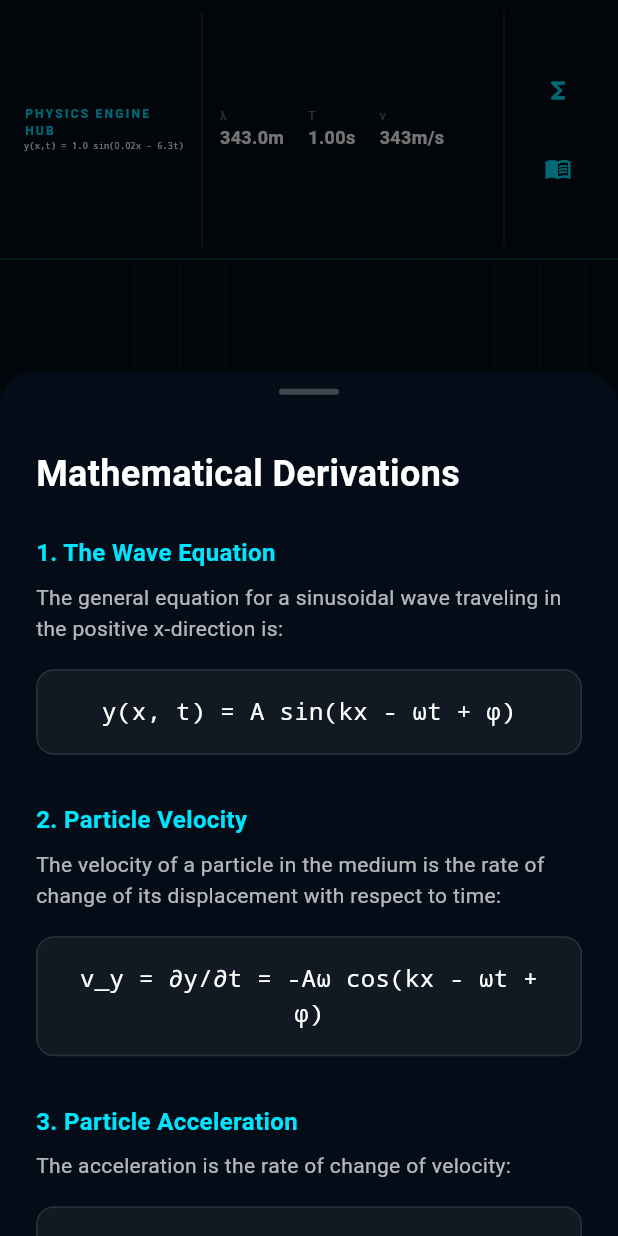
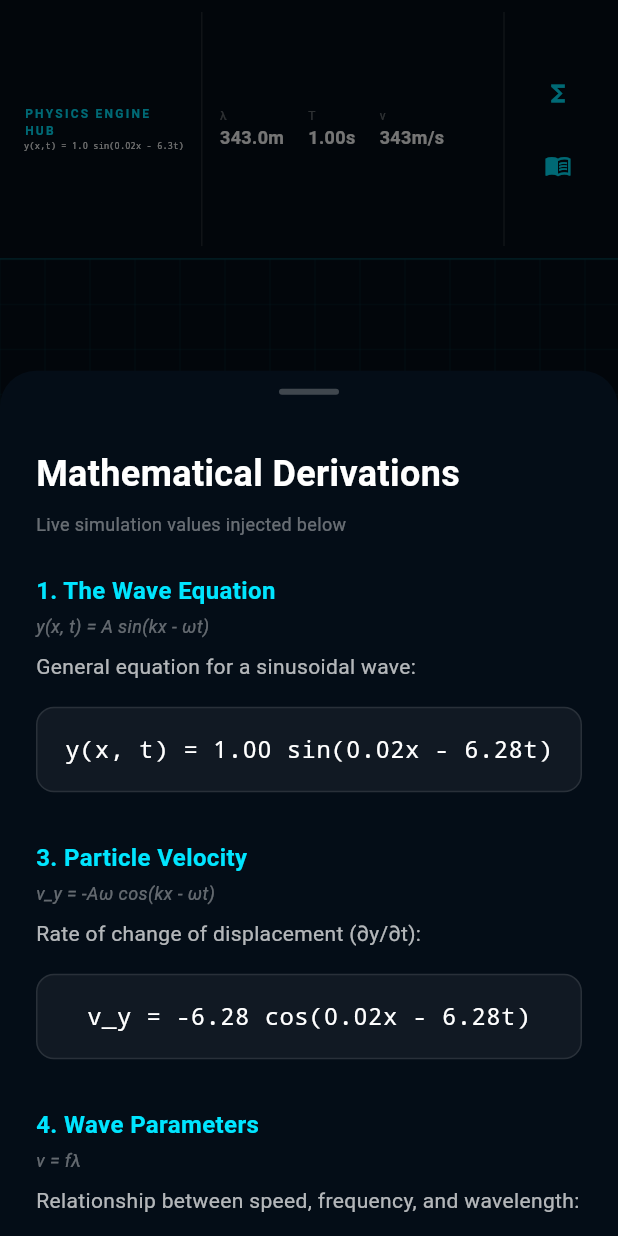
Before and after one commit to MrChetra007/science_sim_app, a Flutter app: the SimulationScreen screen opened by its route, after a tap on the "functions" icon, on a phone screen of 412 x 824 dp. Run offline on Flutter 3.47's test engine with Material 3 defaults, Android fonts, the light colour scheme and no system bars; our stand-ins replace fl_chart, flutter_riverpod, go_router, in_app_purchase, shared_preferences; missing offline and left inert: flutter_soloud; accounts and stored records are empty.

Commit message:
save state

```diff
--- a/lib/providers/wave_provider.dart
+++ b/lib/providers/wave_provider.dart
@@ -1,5 +1,6 @@
 import 'package:flutter_riverpod/flutter_riverpod.dart';
 import 'dart:async';
+import '../services/audio_service.dart';
 
 enum WaveType { transverse, longitudinal }
 
@@ -27,6 +28,7 @@ class WaveState {
   final bool showGhost;
   final bool showVectors;
   final bool showOscilloscope;
+  final bool showLabels;
   final double timeScale;
   final bool isAudioEnabled;
 
@@ -48,6 +50,7 @@ class WaveState {
     this.showGhost = false,
     this.showVectors = false,
     this.showOscilloscope = false,
+    this.showLabels = false,
     this.timeScale = 1.0,
     this.isAudioEnabled = false,
   });
@@ -70,6 +73,7 @@ class WaveState {
     bool? showGhost,
     bool? showVectors,
     bool? showOscilloscope,
+    bool? showLabels,
     double? timeScale,
     bool? isAudioEnabled,
   }) {
@@ -91,6 +95,7 @@ class WaveState {
       showGhost: showGhost ?? this.showGhost,
       showVectors: showVectors ?? this.showVectors,
       showOscilloscope: showOscilloscope ?? this.showOscilloscope,
+      showLabels: showLabels ?? this.showLabels,
       timeScale: timeScale ?? this.timeScale,
       isAudioEnabled: isAudioEnabled ?? this.isAudioEnabled,
     );
@@ -116,6 +121,7 @@ class WaveState {
       showGhost: false,
       showVectors: showVectors,
       showOscilloscope: showOscilloscope,
+      showLabels: showLabels,
       timeScale: timeScale,
       isAudioEnabled: isAudioEnabled,
     );
@@ -170,6 +176,7 @@ class WaveNotifier extends StateNotifier<WaveState> {
   void toggleShowGhost() => state = state.copyWith(showGhost: !state.showGhost);
   void toggleOscilloscope() =>
       state = state.copyWith(showOscilloscope: !state.showOscilloscope);
+  void toggleLabels() => state = state.copyWith(showLabels: !state.showLabels);
 
   // Phase 5 actions
   void setTimeScale(double value) => state = state.copyWith(timeScale: value);
@@ -179,6 +186,7 @@ class WaveNotifier extends StateNotifier<WaveState> {
   @override
   void dispose() {
     _timer?.cancel();
+    audioService.stopTone();
     super.dispose();
   }
 }
--- a/lib/screens/simulation_screen.dart
+++ b/lib/screens/simulation_screen.dart
@@ -61,9 +61,7 @@ class _SimulationScreenState extends ConsumerState<SimulationScreen> {
       case WaveMode.doppler:
         waveWidget = ProGate(
           featureName: 'Doppler Effect',
-          child: CustomPaint(
-            painter: DopplerPainter(state: WaveState(mode: WaveMode.doppler)),
-          ),
+          child: CustomPaint(painter: DopplerPainter(state: waveState)),
         );
         break;
       case WaveMode.simulation:
--- a/lib/widgets/maths_derivation_sheet.dart
+++ b/lib/widgets/maths_derivation_sheet.dart
@@ -1,10 +1,20 @@
 import 'package:flutter/material.dart';
+import 'package:flutter_riverpod/flutter_riverpod.dart';
+import 'dart:math';
+import '../providers/wave_provider.dart';
 
-class MathsDerivationSheet extends StatelessWidget {
+class MathsDerivationSheet extends ConsumerWidget {
   const MathsDerivationSheet({super.key});
 
   @override
-  Widget build(BuildContext context) {
+  Widget build(BuildContext context, WidgetRef ref) {
+    final state = ref.watch(waveProvider);
+
+    // Live derived values
+    final omega = 2 * pi * state.frequency;
+    final wavelength = state.waveSpeed / state.frequency;
+    final k = 2 * pi / wavelength;
+
     return DraggableScrollableSheet(
       initialChildSize: 0.7,
       minChildSize: 0.5,
@@ -41,30 +51,48 @@ class MathsDerivationSheet extends StatelessWidget {
                         fontWeight: FontWeight.bold,
                       ),
                     ),
+                    const SizedBox(height: 8),
+                    Text(
+                      'Live simulation values injected below',
+                      style: TextStyle(
+                        color: Colors.white.withOpacity(0.4),
+                        fontSize: 12,
+                      ),
+                    ),
                     const SizedBox(height: 24),
+
                     _section(
                       '1. The Wave Equation',
-                      'The general equation for a sinusoidal wave traveling in the positive x-direction is:',
-                      'y(x, t) = A sin(kx - ωt + φ)',
+                      'General equation for a sinusoidal wave:',
+                      'y(x, t) = ${state.amplitude.toStringAsFixed(2)} sin(${k.toStringAsFixed(2)}x - ${omega.toStringAsFixed(2)}t)',
+                      subtitle: 'y(x, t) = A sin(kx - ωt)',
                     ),
+
+                    if (state.mode == WaveMode.standing)
+                      _section(
+                        '2. Standing Wave Condition',
+                        'For a string of length L, the wavelength for harmonic n is λ = 2L/n.',
+                        'y(x, t) = [2(${state.amplitude.toStringAsFixed(2)}) sin(${k.toStringAsFixed(2)}x)] cos(${omega.toStringAsFixed(2)}t)',
+                        subtitle: 'y(x, t) = [2A sin(kx)] cos(ωt)',
+                      ),
+
                     _section(
-                      '2. Particle Velocity',
-                      'The velocity of a particle in the medium is the rate of change of its displacement with respect to time:',
-                      'v_y = ∂y/∂t = -Aω cos(kx - ωt + φ)',
+                      '3. Particle Velocity',
+                      'Rate of change of displacement (∂y/∂t):',
+                      'v_y = -${(state.amplitude * omega).toStringAsFixed(2)} cos(${k.toStringAsFixed(2)}x - ${omega.toStringAsFixed(2)}t)',
+                      subtitle: 'v_y = -Aω cos(kx - ωt)',
                     ),
+
                     _section(
-                      '3. Particle Acceleration',
-                      'The acceleration is the rate of change of velocity:',
-                      'a_y = ∂v_y/∂t = -Aω² sin(kx - ωt + φ)',
+                      '4. Wave Parameters',
+                      'Relationship between speed, frequency, and wavelength:',
+                      '${state.waveSpeed.toStringAsFixed(0)} = ${state.frequency.toStringAsFixed(1)} × ${wavelength.toStringAsFixed(2)}',
+                      subtitle: 'v = fλ',
                     ),
-                    _section(
-                      '4. Standing Waves',
-                      'Formed by the superposition of two waves of equal amplitude and frequency traveling in opposite directions:',
-                      'y(x, t) = [2A sin(kx)] cos(ωt)',
-                    ),
+
                     const Divider(color: Colors.white12, height: 40),
                     const Text(
-                      'Key Variables',
+                      'Current Values',
                       style: TextStyle(
                         color: Color(0xFF00E5FF),
                         fontSize: 18,
@@ -72,10 +100,30 @@ class MathsDerivationSheet extends StatelessWidget {
                       ),
                     ),
                     const SizedBox(height: 12),
-                    _variable('A', 'Amplitude (peak displacement)'),
-                    _variable('k', 'Wave Number (2π/λ)'),
-                    _variable('ω', 'Angular Frequency (2πf)'),
-                    _variable('φ', 'Phase Constant'),
+                    _variable(
+                      'A',
+                      '${state.amplitude.toStringAsFixed(2)} m (Amplitude)',
+                    ),
+                    _variable(
+                      'f',
+                      '${state.frequency.toStringAsFixed(1)} Hz (Frequency)',
+                    ),
+                    _variable(
+                      'v',
+                      '${state.waveSpeed.toStringAsFixed(0)} m/s (Speed)',
+                    ),
+                    _variable(
+                      'λ',
+                      '${wavelength.toStringAsFixed(2)} m (Wavelength)',
+                    ),
+                    _variable(
+                      'ω',
+                      '${omega.toStringAsFixed(2)} rad/s (Angular Freq)',
+                    ),
+                    _variable(
+                      'k',
+                      '${k.toStringAsFixed(2)} rad/m (Wave Number)',
+                    ),
                     const SizedBox(height: 40),
                   ],
                 ),
@@ -87,7 +135,12 @@ class MathsDerivationSheet extends StatelessWidget {
     );
   }
 
-  Widget _section(String title, String description, String formula) {
+  Widget _section(
+    String title,
+    String description,
+    String formula, {
+    String? subtitle,
+  }) {
     return Padding(
       padding: const EdgeInsets.only(bottom: 32),
       child: Column(
@@ -101,11 +154,22 @@ class MathsDerivationSheet extends StatelessWidget {
               fontWeight: FontWeight.bold,
             ),
           ),
+          if (subtitle != null) ...[
+            const SizedBox(height: 4),
+            Text(
+              subtitle,
+              style: const TextStyle(
+                color: Colors.white38,
+                fontSize: 12,
+                fontStyle: FontStyle.italic,
+              ),
+            ),
+          ],
           const SizedBox(height: 8),
           Text(
             description,
             style: TextStyle(
-              color: Colors.white.withValues(alpha: 0.7),
+              color: Colors.white.withOpacity(0.7),
               fontSize: 14,
               height: 1.5,
             ),
@@ -115,7 +179,7 @@ class MathsDerivationSheet extends StatelessWidget {
             width: double.infinity,
             padding: const EdgeInsets.all(16),
             decoration: BoxDecoration(
-              color: Colors.white.withValues(alpha: 0.05),
+              color: Colors.white.withOpacity(0.05),
               borderRadius: BorderRadius.circular(12),
               border: Border.all(color: Colors.white10),
             ),
@@ -155,7 +219,7 @@ class MathsDerivationSheet extends StatelessWidget {
             child: Text(
               meaning,
               style: TextStyle(
-                color: Colors.white.withValues(alpha: 0.7),
+                color: Colors.white.withOpacity(0.7),
                 fontSize: 14,
               ),
             ),
--- a/lib/widgets/results_panel.dart
+++ b/lib/widgets/results_panel.dart
@@ -1,4 +1,5 @@
 import 'package:flutter/material.dart';
+import 'package:flutter/services.dart';
 import 'dart:math';
 import 'package:flutter_riverpod/flutter_riverpod.dart';
 import 'package:go_router/go_router.dart';
@@ -67,7 +68,6 @@ class ResultsPanel extends ConsumerWidget {
                   ),
                   tooltip: 'Math Derivations',
                 ),
-                const SizedBox(height: 4),
                 IconButton(
                   onPressed: () => context.push('/formula-reference'),
                   constraints: const BoxConstraints(),
```
Also changed, not shown: lib/services/audio_service.dart (+44 -53 lines), lib/widgets/control_panel.dart (+9 -2 lines).
